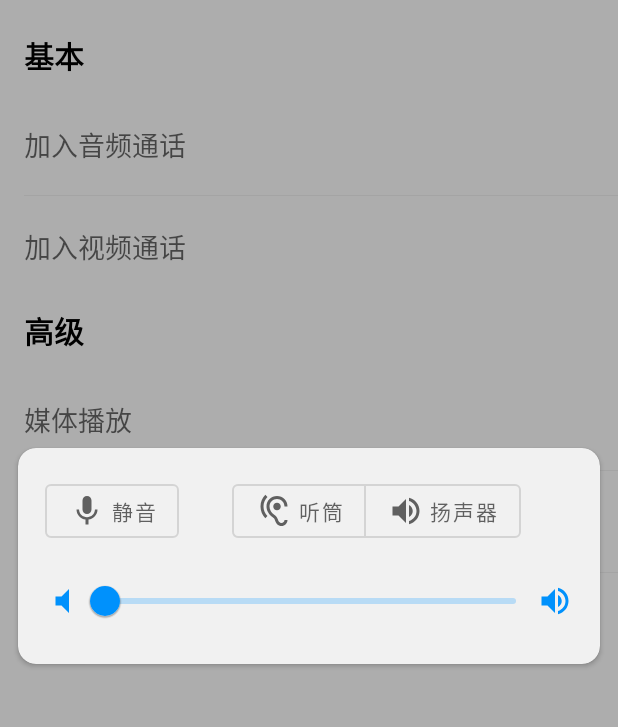
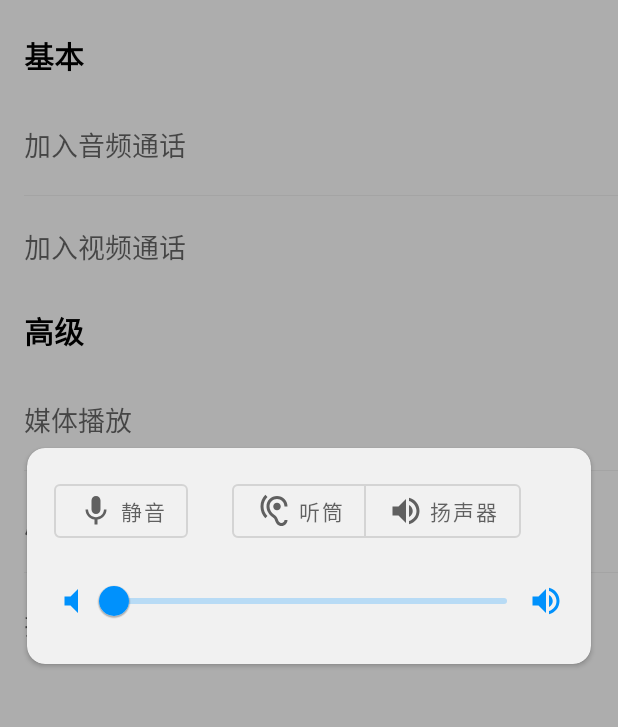
Before and after one commit to AgoraIO-Community/NG-APIExamples, an Android app: the screen it shows after launch (MainActivity), after a tap on "静音", on a phone screen of 412 x 824 dp, the part 62-789 px from its top. Run offline under Robolectric (Android 15) with nearby library versions, the phone set to English and light mode, and no system bars.

Commit message:
[OPT] global setting section UI optimized.

```diff
--- a/Android/app/src/main/java/io/agora/ng_api/ui/activity/MainActivity.java
+++ b/Android/app/src/main/java/io/agora/ng_api/ui/activity/MainActivity.java
@@ -2,10 +2,13 @@ package io.agora.ng_api.ui.activity;
 
 import android.content.res.ColorStateList;
 import android.os.Bundle;
+import android.os.Handler;
+import android.os.Looper;
 import android.view.View;
 
 import androidx.annotation.NonNull;
 import androidx.annotation.Nullable;
+import androidx.cardview.widget.CardView;
 import androidx.constraintlayout.widget.ConstraintLayout;
 import androidx.core.graphics.ColorUtils;
 import androidx.core.graphics.Insets;
@@ -50,17 +53,19 @@ public final class MainActivity extends BaseActivity {
         WindowCompat.setDecorFitsSystemWindows(getWindow(), false);
 
         // Basically this is equivalent to last line, but I want to change something
-        // like scrimMain's size and show FAB shadow when hover, works perfect
+        // like change scrimMain's size and show FAB shadow when hover, works perfect
         ViewCompat.setOnApplyWindowInsetsListener(mBinding.getRoot(), (v, insets) -> {
             Insets inset = insets.getInsets(WindowInsetsCompat.Type.systemBars());
 
             int desiredBottom = Math.max(insets.getInsets(WindowInsetsCompat.Type.ime()).bottom,inset.bottom);
 
             v.setPadding(inset.left,inset.top,inset.right,desiredBottom);
-            // TODO find a better way to achieve this.
+            // FIXME find a better way to achieve this.
             ((ConstraintLayout.LayoutParams)mBinding.scrimMain.getLayoutParams()).setMargins(-inset.left,-inset.top - 1,-inset.right,-desiredBottom);
             return WindowInsetsCompat.CONSUMED;
         });
+        // Prevent the first run lagging
+//        new Handler(Looper.getMainLooper()).postDelayed(() -> mBinding.scrimMain.performClick(),200);
     }
 
     /**
@@ -76,7 +81,7 @@ public final class MainActivity extends BaseActivity {
 
     private void initView() {
         // FAB and CardView animation
-        MaterialContainerTransform transformExpand = ExampleUtil.getTransform(mBinding.tFabMain, mBinding.cardView);
+        MaterialContainerTransform transformExpand = ExampleUtil.getTransform(mBinding.tFabMain, mBinding.sectionAudioMain.getRoot());
         transformExpand.addListener(new Transition.TransitionListener() {
             @Override
             public void onTransitionStart(@NonNull Transition transition) {
@@ -105,7 +110,7 @@ public final class MainActivity extends BaseActivity {
 
             }
         });
-        MaterialContainerTransform transformClose = ExampleUtil.getTransform(mBinding.cardView, mBinding.tFabMain);
+        MaterialContainerTransform transformClose = ExampleUtil.getTransform(mBinding.sectionAudioMain.getRoot(), mBinding.tFabMain);
         transformClose.addListener(new Transition.TransitionListener() {
             @Override
             public void onTransitionStart(@NonNull Transition transition) {
@@ -140,12 +145,12 @@ public final class MainActivity extends BaseActivity {
         mBinding.tFabMain.setOnClickListener(v -> {
             TransitionManager.beginDelayedTransition(mBinding.getRoot(), transformExpand);
             mBinding.tFabMain.setVisibility(View.GONE);
-            mBinding.cardView.setVisibility(View.VISIBLE);
+            mBinding.sectionAudioMain.getRoot().setVisibility(View.VISIBLE);
         });
         mBinding.scrimMain.setOnClickListener(v -> {
             TransitionManager.beginDelayedTransition(mBinding.getRoot(), transformClose);
             mBinding.tFabMain.setVisibility(View.VISIBLE);
-            mBinding.cardView.setVisibility(View.GONE);
+            mBinding.sectionAudioMain.getRoot().setVisibility(View.GONE);
         });
 
         // For avoiding overlap with Back Icon
@@ -300,10 +305,11 @@ public final class MainActivity extends BaseActivity {
 
     /**
      * 当 FAB 是展开的《==》返回键收起
+     * Block back this time when FAB is not showing or animation is in progress.
      */
     @Override
     public void onBackPressed() {
-        if (mBinding.cardView.getVisibility() == View.VISIBLE) {
+        if (mBinding.sectionAudioMain.getRoot().getVisibility() == View.VISIBLE) {
             // 动画结束，调用点击事件；动画过程中，直接忽略这次操作。
             if (mBinding.scrimMain.isEnabled())
                 mBinding.scrimMain.performClick();
@@ -337,7 +343,7 @@ public final class MainActivity extends BaseActivity {
         mBinding.tFabMain.setSupportImageTintList(ColorStateList.valueOf(colorOnPrimary));
 
         // Config ControlView's color
-        mBinding.cardView.setCardBackgroundColor(colorSurface);
+        ((CardView)mBinding.sectionAudioMain.getRoot()).setCardBackgroundColor(colorSurface);
         ColorStateList primaryStateList = new ColorStateList(new int[][]{new int[]{android.R.attr.state_checked, android.R.attr.state_enabled}, new int[]{android.R.attr.state_enabled}, new int[]{}}, new int[]{colorPrimary, colorTextSecondary, colorTextDisabled});
         ColorStateList surfaceStateList = new ColorStateList(new int[][]{new int[]{android.R.attr.state_checked}, new int[]{}}, new int[]{colorPrimary, colorStroke});
 
--- a/Android/app/src/main/res/layout/activity_main.xml
+++ b/Android/app/src/main/res/layout/activity_main.xml
@@ -1,11 +1,10 @@
 <?xml version="1.0" encoding="utf-8"?>
-<androidx.constraintlayout.widget.ConstraintLayout
-        xmlns:android="http://schemas.android.com/apk/res/android"
+<androidx.constraintlayout.widget.ConstraintLayout xmlns:android="http://schemas.android.com/apk/res/android"
         xmlns:tools="http://schemas.android.com/tools"
+        xmlns:app="http://schemas.android.com/apk/res-auto"
         android:layout_width="match_parent"
         android:layout_height="match_parent"
-        android:clipToPadding="false"
-        xmlns:app="http://schemas.android.com/apk/res-auto">
+        android:clipToPadding="false">
 
     <FrameLayout
             app:layout_constraintTop_toTopOf="parent"
@@ -25,7 +24,7 @@
                 app:tint="?android:attr/textColorPrimary"
                 android:layout_gravity="center_vertical|start"
                 android:contentDescription="@string/btn_icon_back"
-                tools:targetApi="lollipop"/>
+                tools:targetApi="lollipop" />
 
         <TextView
                 android:id="@+id/text_title_main"
@@ -38,7 +37,7 @@
                 android:textColor="?android:attr/textColorPrimary"
                 style="@style/TextAppearance.AppCompat.Title"
                 android:layout_width="match_parent"
-                android:layout_height="wrap_content"/>
+                android:layout_height="wrap_content" />
     </FrameLayout>
 
     <androidx.fragment.app.FragmentContainerView
@@ -49,7 +48,7 @@
             app:layout_constraintBottom_toBottomOf="parent"
             android:name="androidx.navigation.fragment.NavHostFragment"
             android:layout_width="match_parent"
-            android:layout_height="0dp"/>
+            android:layout_height="0dp" />
 
     <!-- A scrim that appears when the FAB is expanded. -->
     <View
@@ -58,7 +57,7 @@
             android:visibility="gone"
             android:layout_width="match_parent"
             android:layout_height="match_parent"
-            android:background="?attr/scrimBackground"/>
+            android:background="?attr/scrimBackground" />
 
     <com.google.android.material.floatingactionbutton.FloatingActionButton
             android:id="@+id/t_fab_main"
@@ -71,25 +70,9 @@
             app:layout_constraintEnd_toEndOf="parent"
             app:layout_constraintBottom_toBottomOf="parent"
             android:layout_width="wrap_content"
-            android:layout_height="wrap_content"/>
+            android:layout_height="wrap_content" />
 
-    <androidx.cardview.widget.CardView
-            app:cardBackgroundColor="?attr/colorSurface"
-            app:cardCornerRadius="@dimen/space_medium"
-            android:layout_marginHorizontal="@dimen/space_medium"
-            app:contentPadding="@dimen/space_large"
-            android:focusable="true"
-            android:clickable="true"
-            android:visibility="invisible"
-            tools:visibility="visible"
-            app:layout_constraintTop_toTopOf="parent"
-            app:layout_constraintBottom_toBottomOf="parent"
-            android:layout_width="match_parent"
-            android:layout_height="wrap_content"
-            android:id="@+id/cardView">
-
-        <include
-                android:id="@+id/section_audio_main"
-                layout="@layout/section_audio"/>
-    </androidx.cardview.widget.CardView>
+    <include
+            android:id="@+id/section_audio_main"
+            layout="@layout/section_audio" />
 </androidx.constraintlayout.widget.ConstraintLayout>
--- a/Android/app/src/main/res/layout/section_audio.xml
+++ b/Android/app/src/main/res/layout/section_audio.xml
@@ -1,11 +1,29 @@
 <?xml version="1.0" encoding="utf-8"?>
+<merge xmlns:android="http://schemas.android.com/apk/res/android"
+        xmlns:app="http://schemas.android.com/apk/res-auto"
+        xmlns:tools="http://schemas.android.com/tools"
+        tools:parentTag="androidx.constraintlayout.widget.ConstraintLayout">
+
+    <androidx.constraintlayout.widget.ConstraintLayout
+            android:layout_width="match_parent"
+            android:layout_height="match_parent">
+
+        <androidx.cardview.widget.CardView
+                android:id="@+id/section_audio_main"
+                app:cardBackgroundColor="?attr/colorSurface"
+                app:cardCornerRadius="@dimen/space_medium"
+                android:layout_marginHorizontal="@dimen/space_large"
+                app:contentPadding="@dimen/space_large"
+                android:visibility="gone"
+                app:layout_constraintTop_toTopOf="parent"
+                app:layout_constraintBottom_toBottomOf="parent"
+                android:layout_width="match_parent"
+                android:layout_height="wrap_content">
+
             <androidx.constraintlayout.widget.ConstraintLayout
                     android:animateLayoutChanges="true"
-        xmlns:android="http://schemas.android.com/apk/res/android"
                     android:layout_width="match_parent"
-        android:layout_height="wrap_content"
-        xmlns:app="http://schemas.android.com/apk/res-auto"
-        xmlns:tools="http://schemas.android.com/tools">
+                    android:layout_height="wrap_content">
 
                 <com.google.android.material.button.MaterialButton
                         android:id="@+id/mute_btn_section_audio"
@@ -16,7 +34,7 @@
                         app:layout_constraintStart_toStartOf="parent"
                         style="@style/Widget.MaterialComponents.Button.OutlinedButton"
                         android:layout_width="wrap_content"
-                android:layout_height="wrap_content"/>
+                        android:layout_height="wrap_content" />
 
                 <com.google.android.material.button.MaterialButtonToggleGroup
                         android:id="@+id/voice_switch_group_section_audio"
@@ -27,6 +45,7 @@
                         app:layout_constraintStart_toEndOf="@+id/mute_btn_section_audio"
                         android:layout_width="wrap_content"
                         android:layout_height="wrap_content">
+
                     <com.google.android.material.button.MaterialButton
                             android:id="@+id/earpiece_btn_section_audio"
                             android:text="@string/earpiece"
@@ -34,7 +53,8 @@
                             app:icon="@drawable/ic_earpiece_white"
                             style="@style/Widget.MaterialComponents.Button.OutlinedButton"
                             android:layout_width="wrap_content"
-                android:layout_height="wrap_content"/>
+                            android:layout_height="wrap_content" />
+
                     <com.google.android.material.button.MaterialButton
                             android:id="@+id/speaker_btn_section_audio"
                             android:text="@string/speaker"
@@ -42,7 +62,7 @@
                             app:icon="@drawable/ic_volume_up_white"
                             style="@style/Widget.MaterialComponents.Button.OutlinedButton"
                             android:layout_width="wrap_content"
-                android:layout_height="wrap_content"/>
+                            android:layout_height="wrap_content" />
                 </com.google.android.material.button.MaterialButtonToggleGroup>
 
                 <ImageButton
@@ -56,7 +76,7 @@
                         app:layout_constraintBottom_toBottomOf="@id/slider_volume_section_audio"
                         android:src="@drawable/ic_volume_down_white"
                         android:layout_width="wrap_content"
-            android:layout_height="wrap_content"/>
+                        android:layout_height="wrap_content" />
 
                 <com.google.android.material.slider.Slider
                         app:layout_constraintStart_toEndOf="@id/volume_down_btn_section_audio"
@@ -72,7 +92,7 @@
                         tools:value="50"
                         android:valueTo="100"
                         android:layout_width="0dp"
-            android:layout_height="wrap_content"/>
+                        android:layout_height="wrap_content" />
 
                 <ImageButton
                         android:id="@+id/volume_up_btn_section_audio"
@@ -85,6 +105,9 @@
                         app:layout_constraintBottom_toBottomOf="@id/slider_volume_section_audio"
                         android:src="@drawable/ic_volume_up_white"
                         android:layout_width="wrap_content"
-            android:layout_height="wrap_content"/>
+                        android:layout_height="wrap_content" />
 
             </androidx.constraintlayout.widget.ConstraintLayout>
+        </androidx.cardview.widget.CardView>
+    </androidx.constraintlayout.widget.ConstraintLayout>
+</merge>
```
Lines whose indentation alone changed are shown as unchanged.
